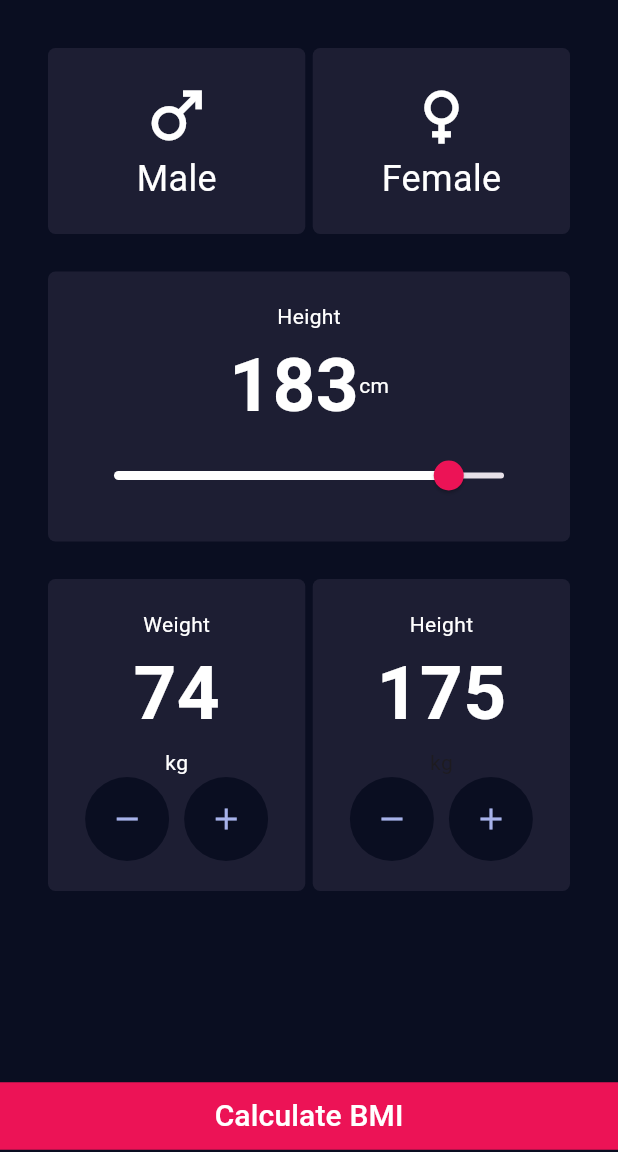
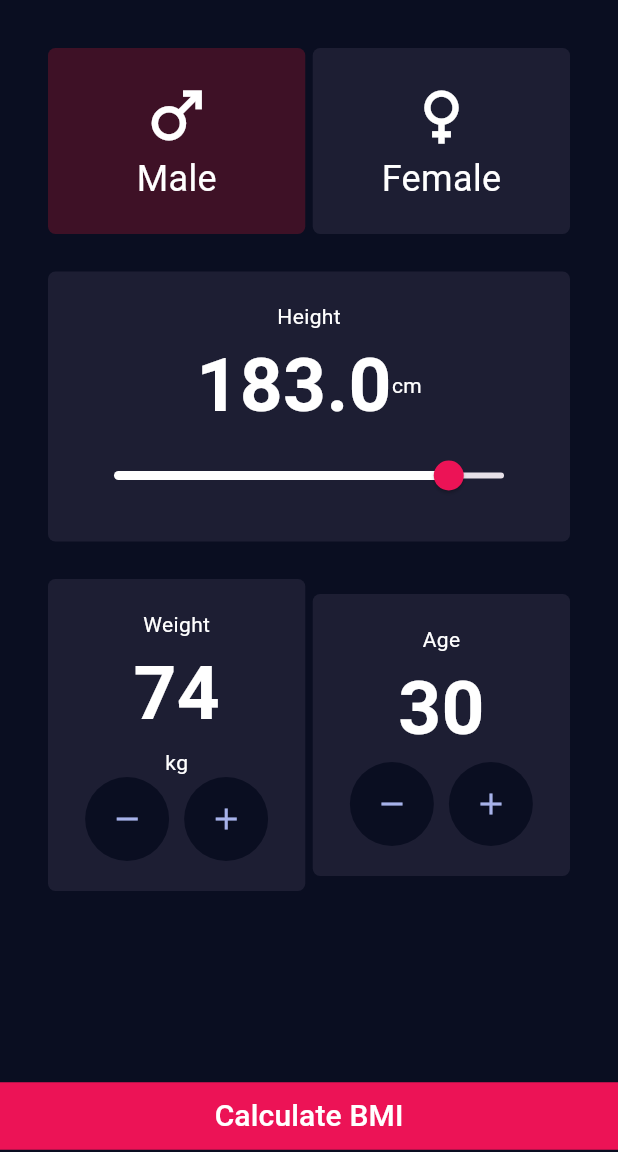
Before and after one commit to malishaperera/BMI_Calculator, a Flutter app: the screen it shows after launch, on a phone screen of 412 x 824 dp, the part 84-1236 px from its top. Run offline on Flutter 3.47's test engine with Material 3 defaults, Android fonts, the phone set to English and light mode, and no system bars.

Commit message:
elements interactive done.✅

```diff
--- a/lib/bmi_calculator.dart
+++ b/lib/bmi_calculator.dart
@@ -12,9 +12,14 @@ class BMICalculatorPage extends StatefulWidget {
 }
 
 class _BMICalculatorPageState extends State<BMICalculatorPage> {
+  bool isMale = true;
+  double height = 183;
+  int weight = 74;
+  int age = 30;
    static const Color kBackgroundColor = Color(0xFF0A0E21);
   @override
   Widget build(BuildContext context) {
+
     var borderRadius = BorderRadius.circular(5);
     var boxDecoration = BoxDecoration(
                           color: Colors.blue,
@@ -40,10 +45,16 @@ class _BMICalculatorPageState extends State<BMICalculatorPage> {
                     mainAxisAlignment: MainAxisAlignment.center,
                     children: [
                       Expanded(
+                        child: GestureDetector(
+                          onTap:(){
+                            setState(() {
+                              isMale = true;
+                            });
+                          },
                           child: Container(
                             padding: const EdgeInsets.all(20),
-                          decoration:kTileBorderDecoration,
-
+                            decoration:isMale
+                            ? kSelectedTileBorderDecoration : kTileBorderDecoration,
                             child: const Column(
                               children: [
                                 Icon(Icons.male,
@@ -59,10 +70,18 @@ class _BMICalculatorPageState extends State<BMICalculatorPage> {
                             ),
                           ),
                         ),
+                      ),
                       const SizedBox(width: 5,),
                       Expanded(
+                        child: GestureDetector(
+                          onTap: () {
+                            setState(() {
+                              isMale = false;
+                            });
+                          },
                           child: Container(
-                          decoration: kTileBorderDecoration,
+                            decoration:!isMale
+                            ? kSelectedTileBorderDecoration : kTileBorderDecoration,
                             padding: const EdgeInsets.all(20),
                             child: const Column(
                               children: [
@@ -79,6 +98,7 @@ class _BMICalculatorPageState extends State<BMICalculatorPage> {
                             ),
                           ),
                         ),
+                      ),
                     ],
                   ),
                   const SizedBox(height: 25,),
@@ -91,24 +111,29 @@ class _BMICalculatorPageState extends State<BMICalculatorPage> {
                         style: TextStyle(
                           color: kActiveTextColor),
                           ),
-                        const Row(
+                        Row(
                           mainAxisAlignment: MainAxisAlignment.center,
                           children: [
-                          Text("183",
-                          style: TextStyle(
+                          Text(
+                            height.toStringAsFixed(1),
+                          style: const TextStyle(
                             color: kActiveTextColor,
                             fontSize: 50,
                             fontWeight: FontWeight.bold
                            )),
-                          Text("cm",
+                          const Text("cm",
                           style: TextStyle(color: kActiveTextColor), ),
                         ],),
 
                         Slider(
                           min: 80,
                           max: 200,
-                          value: 183 ,
-                          onChanged: (value) {},
+                          value: height ,
+                          onChanged: (value) {
+                            setState(() {
+                              height = value;
+                            });
+                          },
                           thumbColor: kButtonColor,
                           activeColor: Colors.white,
                           // activeColor: Colors.lightBlue,
@@ -129,20 +154,26 @@ class _BMICalculatorPageState extends State<BMICalculatorPage> {
                             children: [
                               const Text("Weight",
                               style: TextStyle(color: kActiveTextColor),),
-                              const Text("74",style: TextStyle(fontSize: 50,fontWeight: FontWeight.bold,color: kActiveTextColor),),
+                              Text("$weight",
+                              style:const TextStyle(fontSize: 50,fontWeight: FontWeight.bold,color: kActiveTextColor),),
                               Text("kg",style: TextStyle(color: kActiveTextColor),),
                               Row(
                                 mainAxisAlignment: MainAxisAlignment.center,
                                 children: [
                                   FloatingActionButton(
+                                    elevation: 0,
                                     backgroundColor: kBackgroundColor,
-                                    elevation: 0,
+
                                     shape: ShapeBorder.lerp(
                                       const CircleBorder(),
                                       const CircleBorder(),
                                       0.5
                                      ),
-                                    onPressed: (){} ,
+                                    onPressed: (){
+                                      setState(() {
+                                        if( weight > 25) {weight--;}
+                                      });
+                                    } ,
                                     child: Icon(Icons.remove,color: kScaleButtonColor),
                                   ),
                                   const SizedBox(width: 10,),
@@ -154,7 +185,11 @@ class _BMICalculatorPageState extends State<BMICalculatorPage> {
                                       CircleBorder(),
                                       0.5
                                      ),
-                                    onPressed: (){} ,
+                                    onPressed: (){
+                                      setState(() {
+                                          if( weight < 250) {weight++;}
+                                      });
+                                    } ,
                                     child: Icon(Icons.add,color: kScaleButtonColor),
                                   ),
                                 ],
@@ -169,9 +204,9 @@ class _BMICalculatorPageState extends State<BMICalculatorPage> {
                             padding: const EdgeInsets.all(20),
                             child: Column(
                             children: [
-                              Text("Height",style: TextStyle(color: kActiveTextColor),),
-                              Text("175",style: TextStyle(fontSize: 50,fontWeight: FontWeight.bold,color: kActiveTextColor),),
-                              Text("kg"),
+                              Text("Age",style: TextStyle(color: kActiveTextColor),),
+                              Text("$age",style: TextStyle(fontSize: 50,fontWeight: FontWeight.bold,color: kActiveTextColor),),
+
                               Row(
                                 mainAxisAlignment: MainAxisAlignment.center,
                                 children: [
@@ -183,7 +218,11 @@ class _BMICalculatorPageState extends State<BMICalculatorPage> {
                                       const CircleBorder(),
                                       0.5
                                      ),
-                                    onPressed: (){} ,
+                                    onPressed: (){
+                                      setState(() {
+                                        if( age > 10) {age--;}
+                                      });
+                                    } ,
                                     child: Icon(Icons.remove,color: kScaleButtonColor,),
                                   ),
                                   const SizedBox(width: 10,),
@@ -195,7 +234,11 @@ class _BMICalculatorPageState extends State<BMICalculatorPage> {
                                       CircleBorder(),
                                       0.5
                                      ),
-                                    onPressed: (){} ,
+                                    onPressed: (){
+                                      setState(() {
+                                          if( age < 150) {age++;}
+                                      });
+                                    } ,
                                     child: Icon(Icons.add, color: kScaleButtonColor,),
                                   ),
                                 ],
--- a/lib/constants.dart
+++ b/lib/constants.dart
@@ -2,6 +2,7 @@ import 'package:flutter/material.dart';
 
 const kBackgroundColor = Color(0xFF090C20);
 const kTileColor = Color(0xFF1D1E33);
+const kSelectedTileColor = Color.fromARGB(255, 62, 17, 38);
 const kActiveTextColor = Color(0xFFFFFFFF);
 const kInactiveTextColor = Color(0xFF8D8E98);
 const kScaleButtonColor = Color.fromARGB(255, 167, 178, 234);
@@ -11,3 +12,8 @@ var kTileBorderDecoration = BoxDecoration(
   color: kTileColor,
   borderRadius: BorderRadius.circular(5),
 );
+
+var kSelectedTileBorderDecoration = BoxDecoration(
+  color: kSelectedTileColor,
+  borderRadius: BorderRadius.circular(5),
+);
```
Also changed, not shown: lib/main.dart (line endings or trailing spaces). Lines whose indentation alone changed are shown as unchanged.
